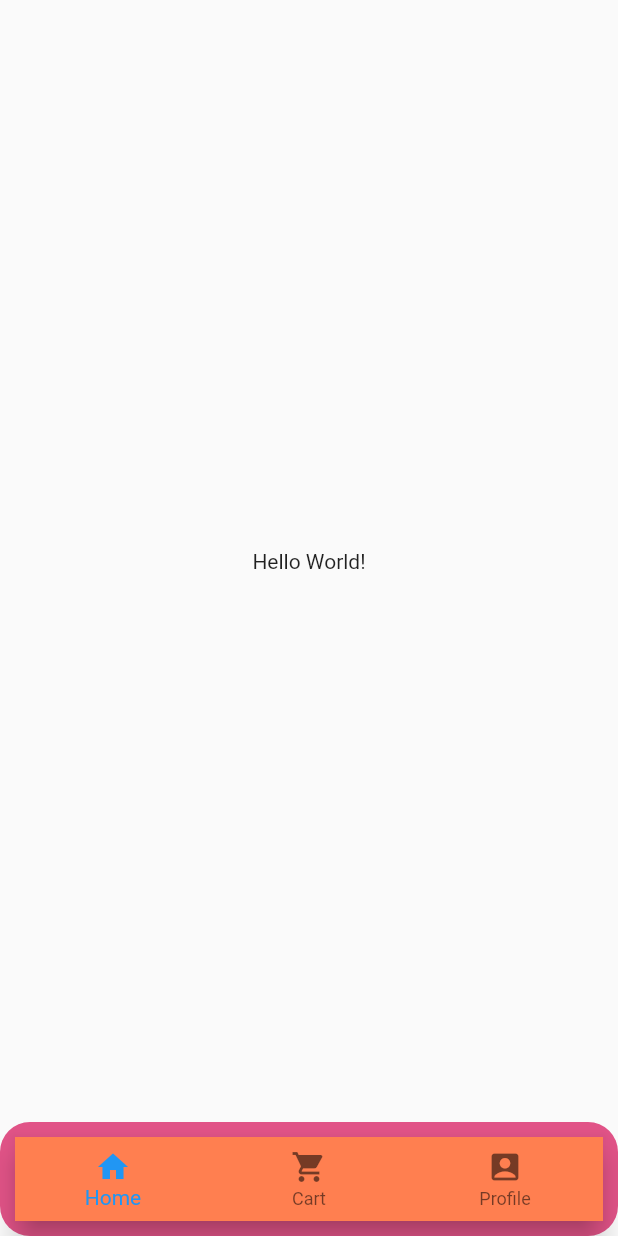
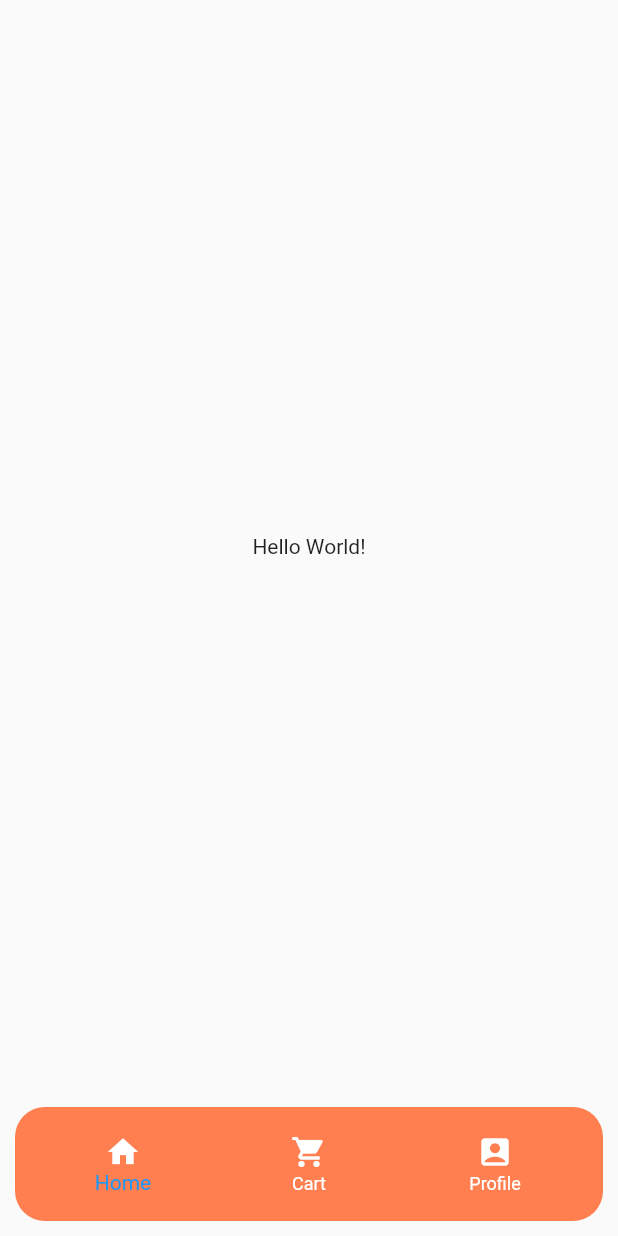
Before and after one commit to Alfred024/cafe_app_flutter, a Flutter app: the screen it shows after launch, on a phone screen of 412 x 824 dp. Run offline on Flutter 3.47's test engine with Material 2 defaults, Android fonts, the phone set to English and light mode, and no system bars.

Commit message:
NavBar style demo

```diff
--- a/lib/main.dart
+++ b/lib/main.dart
@@ -11,6 +11,7 @@ class MainApp extends StatelessWidget {
   @override
   Widget build(BuildContext context) {
     return const MaterialApp(
+      debugShowCheckedModeBanner: false,
       home: Scaffold(
         appBar: null,
         body: Center(
--- a/lib/widgets/navbar_bottom.dart
+++ b/lib/widgets/navbar_bottom.dart
@@ -4,28 +4,40 @@ class NavbarBottom extends StatelessWidget {
   const NavbarBottom({super.key});
 
   final navbarStyle = const BoxDecoration(
-      color: Color.fromARGB(255, 225, 83, 135),
+      color: Color(0xFFFF7F50),
       borderRadius: BorderRadius.all(Radius.circular(20)));
 
   @override
   Widget build(BuildContext context) {
     return Container(
+        margin: const EdgeInsets.all(10),
         decoration: navbarStyle,
         child: Padding(
             padding: const EdgeInsets.symmetric(horizontal: 10, vertical: 10),
             child: BottomNavigationBar(
-              backgroundColor: const Color(0xFFFF7F50),
+              unselectedItemColor: Colors.white,
+              elevation: 0,
+              backgroundColor: Colors.transparent,
               items: const <BottomNavigationBarItem>[
                 BottomNavigationBarItem(
-                  icon: Icon(Icons.home),
+                  icon: Icon(
+                    Icons.home,
+                    color: Colors.white,
+                  ),
                   label: 'Home',
                 ),
                 BottomNavigationBarItem(
-                  icon: Icon(Icons.shopping_cart),
+                  icon: Icon(
+                    Icons.shopping_cart,
+                    color: Colors.white,
+                  ),
                   label: 'Cart',
                 ),
                 BottomNavigationBarItem(
-                  icon: Icon(Icons.account_box),
+                  icon: Icon(
+                    Icons.account_box,
+                    color: Colors.white,
+                  ),
                   label: 'Profile',
                 ),
               ],
```
